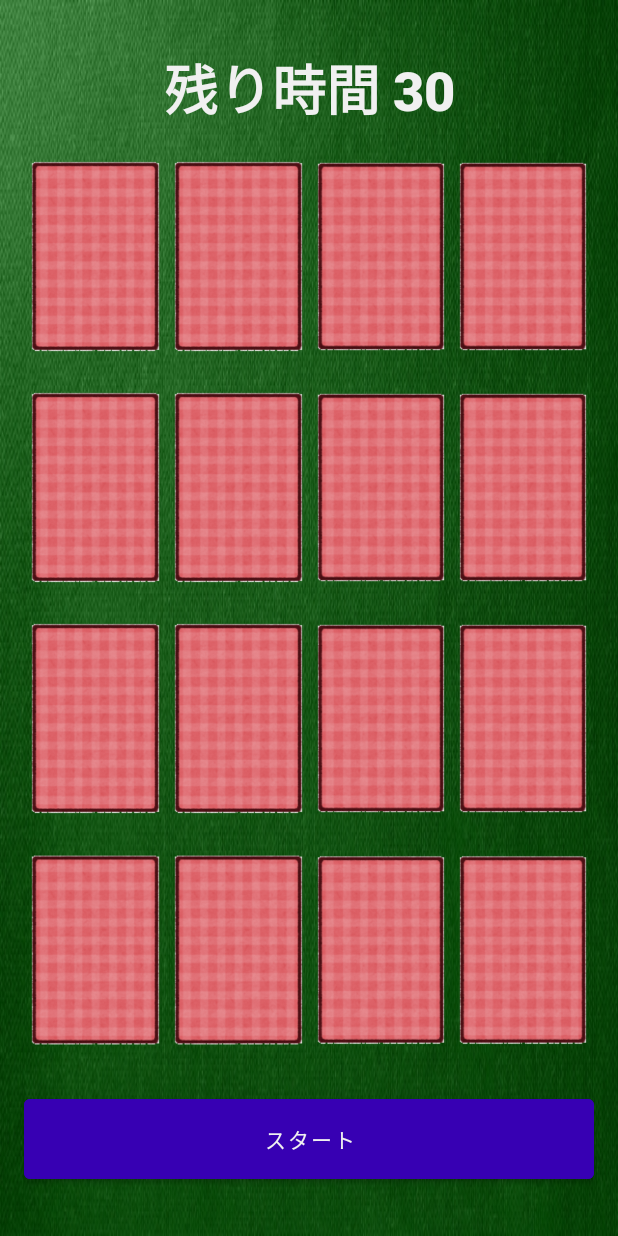
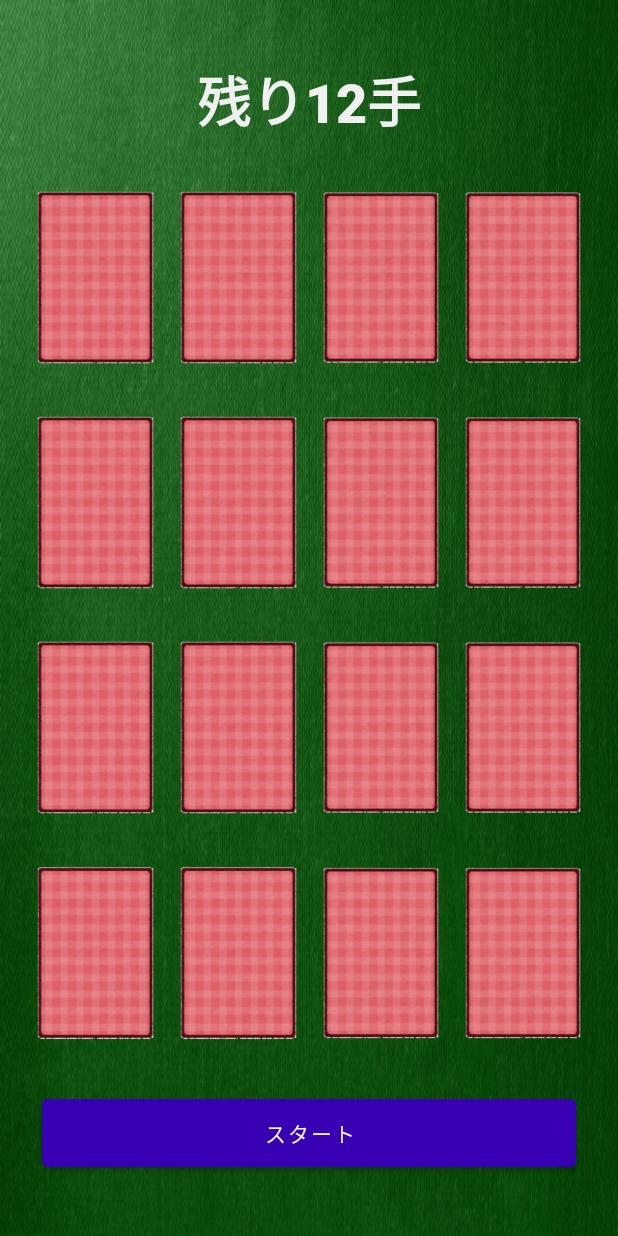
Before and after one commit to Kaito-Dogi/LA_Android_Theme02, an Android app: the screen it shows after launch (MainActivity), on a phone screen of 412 x 824 dp. Run offline under Robolectric (Android 15) with nearby library versions, the phone set to English and light mode, and no system bars.

Commit message:
回数制限に変更。

```diff
--- a/app/src/main/java/app/doggy/memorygame/MainActivity.kt
+++ b/app/src/main/java/app/doggy/memorygame/MainActivity.kt
@@ -11,14 +11,20 @@ import kotlinx.android.synthetic.main.activity_main.*
 
 class MainActivity : AppCompatActivity() {
 
+    companion object {
+
+        //残り手数の定数。
+        private const val HAND_LIMIT = 12
+    }
+
     //何枚カードをめくったか数える変数。
     var turnUpCount = 0
     //揃えたペア数を数える変数。
     var pairCount = 0
     //ゲーム中かどうかを管理する変数。
     var isPlaying = 0
-    //残り時間のセット。
-    var second = 30
+    //残り手数のセット。
+    var handLimit = HAND_LIMIT
 
     //めくったカードの場所を記録する配列。
     val memoryPosition: Array<Int> = arrayOf(-1, -1)
@@ -28,6 +34,9 @@ class MainActivity : AppCompatActivity() {
     override fun onCreate(savedInstanceState: Bundle?) {
         super.onCreate(savedInstanceState)
         setContentView(R.layout.activity_main)
+
+        //初期手数を表示する。
+        textView.text = "残り${handLimit}手"
 
         //カードの番号の配列。
         val cardNums: Array<Int> = arrayOf(1, 1, 2, 2, 3, 3, 4, 4, 5, 5, 6, 6, 7, 7, 8, 8)
@@ -70,34 +79,6 @@ class MainActivity : AppCompatActivity() {
             MediaPlayer.create(applicationContext, R.raw.incorrect)
         )
 
-        //タイマーを設定する。
-        val timer: CountDownTimer = object : CountDownTimer(second*1000.toLong(), 1000) {
-
-            //タイマーが終了した時に呼ばれる。
-            override fun onFinish() {
-
-                //「もう一度」ボタンを表示。
-                changeButtonStatus("もう一度", true, "#3700B3", button)
-
-                //ゲームオーバーと表示。
-                textView.text = "GAME OVER !"
-
-                //初期状態に戻す。
-                allReset()
-            }
-
-            //カウントダウンされる毎に呼び出される。
-            override fun onTick(p0: Long) {
-
-                //残り時間を1秒減らす。
-                second -= 1
-
-                //残り時間を表示する。
-                textView.text = "残り時間 $second"
-
-            }
-        }
-
         button.setOnClickListener {
 
             when(isPlaying) {
@@ -110,14 +91,14 @@ class MainActivity : AppCompatActivity() {
                         imageViews[i].isEnabled = true
                     }
 
+                    //初期手数を表示する。
+                    textView.text = "残り${handLimit}手"
+
                     //カードの番号をシャッフルする。
                     cardNums.shuffle()
 
                     //裏返すボタンを押せなくする。
                     changeButtonStatus("裏返す", true, "#585858", button)
-
-                    //タイマーを開始する。
-                    timer.start()
 
                     //プレイ中。
                     isPlaying = 1
@@ -190,6 +171,12 @@ class MainActivity : AppCompatActivity() {
                                 8 -> imageViews[i].setImageResource(cardImages[7])
                             }
 
+                            //手数を減らす。
+                            handLimit -= 1
+
+                            //残り手数を表示する。
+                            textView.text = "残り${handLimit}手"
+
                             //カードを押せなくする。
                             imageViews[i].isEnabled = false
 
@@ -207,14 +194,11 @@ class MainActivity : AppCompatActivity() {
 
                                 if (pairCount == 8) {
 
-                                    //タイマーを停止。
-                                    timer.cancel()
-
                                     //「もう一度」ボタンを押せるようにする。
                                     changeButtonStatus("もう一度", true, "#3700B3", button)
 
                                     //クリア画面の表示。
-                                    textView.text = "GAME CLEAR !"
+                                    textView.text = "ゲームクリア！"
 
                                     //初期状態に戻す。
                                     allReset()
@@ -226,6 +210,21 @@ class MainActivity : AppCompatActivity() {
                                 //正解の音声を流す。
                                 mediaPlayers[0].seekTo(0)
                                 mediaPlayers[0].start()
+
+                            } else if(handLimit == 0) {
+
+                                //不正解の音声を流す。
+                                mediaPlayers[1].seekTo(0)
+                                mediaPlayers[1].start()
+
+                                //「もう一度」ボタンを表示。
+                                changeButtonStatus("もう一度", true, "#3700B3", button)
+
+                                //ゲームオーバーと表示。
+                                textView.text = "ゲームオーバー！"
+
+                                //初期状態に戻す。
+                                allReset()
 
                             } else {
                                 //めくった枚数を更新。
@@ -257,8 +256,8 @@ class MainActivity : AppCompatActivity() {
         //プレイ終了。
         isPlaying = 0
 
-        //残り時間をリセット。
-        second = 30
+        //残り手数をリセット。
+        handLimit = HAND_LIMIT
 
         //めくったカードの情報をリセット。
         for (i in 0..1) {
--- a/app/src/main/res/layout/activity_main.xml
+++ b/app/src/main/res/layout/activity_main.xml
@@ -9,25 +9,17 @@
     android:padding="16dp"
     tools:context=".MainActivity">
 
-    <LinearLayout
+    <TextView
+        android:id="@+id/textView"
         android:layout_width="match_parent"
         android:layout_height="wrap_content"
-        android:orientation="horizontal">
-
-        <TextView
-            android:id="@+id/textView"
-            android:layout_width="0dp"
-            android:layout_height="wrap_content"
-            android:layout_marginTop="16dp"
-            android:layout_marginBottom="8dp"
-            android:layout_weight="1"
-            android:fontFamily="sans-serif-black"
-            android:gravity="center"
-            android:text="残り時間 30"
-            android:textColor="#F0F0F0"
-            android:textSize="36sp" />
-
-    </LinearLayout>
+        android:layout_marginTop="24dp"
+        android:layout_marginBottom="16dp"
+        android:fontFamily="sans-serif-black"
+        android:gravity="center"
+        android:text="残り12手"
+        android:textColor="#F0F0F0"
+        android:textSize="36sp" />
 
     <LinearLayout
         android:layout_width="match_parent"
@@ -40,7 +32,7 @@
             android:id="@+id/imageView1"
             android:layout_width="wrap_content"
             android:layout_height="wrap_content"
-            android:layout_margin="4dp"
+            android:layout_margin="8dp"
             android:layout_weight="1"
             android:scaleType="fitCenter"
             app:srcCompat="@drawable/back" />
@@ -49,7 +41,7 @@
             android:id="@+id/imageView2"
             android:layout_width="wrap_content"
             android:layout_height="wrap_content"
-            android:layout_margin="4dp"
+            android:layout_margin="8dp"
             android:layout_weight="1"
             android:scaleType="fitCenter"
             app:srcCompat="@drawable/back" />
@@ -58,7 +50,7 @@
             android:id="@+id/imageView3"
             android:layout_width="wrap_content"
             android:layout_height="wrap_content"
-            android:layout_margin="4dp"
+            android:layout_margin="8dp"
             android:layout_weight="1"
             android:scaleType="fitCenter"
             app:srcCompat="@drawable/back" />
@@ -67,7 +59,7 @@
             android:id="@+id/imageView4"
             android:layout_width="wrap_content"
             android:layout_height="wrap_content"
-            android:layout_margin="4dp"
+            android:layout_margin="8dp"
             android:layout_weight="1"
             android:scaleType="fitCenter"
             app:srcCompat="@drawable/back" />
@@ -84,7 +76,7 @@
             android:id="@+id/imageView5"
             android:layout_width="wrap_content"
             android:layout_height="wrap_content"
-            android:layout_margin="4dp"
+            android:layout_margin="8dp"
             android:layout_weight="1"
             android:scaleType="fitCenter"
             app:srcCompat="@drawable/back" />
@@ -93,7 +85,7 @@
             android:id="@+id/imageView6"
             android:layout_width="wrap_content"
             android:layout_height="wrap_content"
-            android:layout_margin="4dp"
+            android:layout_margin="8dp"
             android:layout_weight="1"
             android:scaleType="fitCenter"
             app:srcCompat="@drawable/back" />
@@ -102,7 +94,7 @@
             android:id="@+id/imageView7"
             android:layout_width="wrap_content"
             android:layout_height="wrap_content"
-            android:layout_margin="4dp"
+            android:layout_margin="8dp"
             android:layout_weight="1"
             android:scaleType="fitCenter"
             app:srcCompat="@drawable/back" />
@@ -111,7 +103,7 @@
             android:id="@+id/imageView8"
             android:layout_width="wrap_content"
             android:layout_height="wrap_content"
-            android:layout_margin="4dp"
+            android:layout_margin="8dp"
             android:layout_weight="1"
             android:scaleType="fitCenter"
             app:srcCompat="@drawable/back" />
@@ -128,7 +120,7 @@
             android:id="@+id/imageView9"
             android:layout_width="wrap_content"
             android:layout_height="wrap_content"
-            android:layout_margin="4dp"
+            android:layout_margin="8dp"
             android:layout_weight="1"
             android:scaleType="fitCenter"
             app:srcCompat="@drawable/back" />
@@ -137,7 +129,7 @@
             android:id="@+id/imageView10"
             android:layout_width="wrap_content"
             android:layout_height="wrap_content"
-            android:layout_margin="4dp"
+            android:layout_margin="8dp"
             android:layout_weight="1"
             android:scaleType="fitCenter"
             app:srcCompat="@drawable/back" />
@@ -146,7 +138,7 @@
             android:id="@+id/imageView11"
             android:layout_width="wrap_content"
             android:layout_height="wrap_content"
-            android:layout_margin="4dp"
+            android:layout_margin="8dp"
             android:layout_weight="1"
             android:scaleType="fitCenter"
             app:srcCompat="@drawable/back" />
@@ -155,7 +147,7 @@
             android:id="@+id/imageView12"
             android:layout_width="wrap_content"
             android:layout_height="wrap_content"
-            android:layout_margin="4dp"
+            android:layout_margin="8dp"
             android:layout_weight="1"
             android:scaleType="fitCenter"
             app:srcCompat="@drawable/back" />
@@ -172,7 +164,7 @@
             android:id="@+id/imageView13"
             android:layout_width="wrap_content"
             android:layout_height="wrap_content"
-            android:layout_margin="4dp"
+            android:layout_margin="8dp"
             android:layout_weight="1"
             android:scaleType="fitCenter"
             app:srcCompat="@drawable/back" />
@@ -181,7 +173,7 @@
             android:id="@+id/imageView14"
             android:layout_width="wrap_content"
             android:layout_height="wrap_content"
-            android:layout_margin="4dp"
+            android:layout_margin="8dp"
             android:layout_weight="1"
             android:scaleType="fitCenter"
             app:srcCompat="@drawable/back" />
@@ -190,7 +182,7 @@
             android:id="@+id/imageView15"
             android:layout_width="wrap_content"
             android:layout_height="wrap_content"
-            android:layout_margin="4dp"
+            android:layout_margin="8dp"
             android:layout_weight="1"
             android:scaleType="fitCenter"
             app:srcCompat="@drawable/back" />
@@ -199,7 +191,7 @@
             android:id="@+id/imageView16"
             android:layout_width="wrap_content"
             android:layout_height="wrap_content"
-            android:layout_margin="4dp"
+            android:layout_margin="8dp"
             android:layout_weight="1"
             android:scaleType="fitCenter"
             app:srcCompat="@drawable/back" />
@@ -209,10 +201,12 @@
         android:id="@+id/button"
         android:layout_width="match_parent"
         android:layout_height="wrap_content"
+        android:layout_marginLeft="12dp"
         android:layout_marginTop="16dp"
-        android:layout_marginBottom="16dp"
+        android:layout_marginRight="12dp"
+        android:layout_marginBottom="24dp"
         android:backgroundTint="#FF3700B3"
-        android:padding="16dp"
+        android:padding="12dp"
         android:text="スタート"
         android:textColor="#F0F0F0" />
 </LinearLayout>
--- a/app/src/main/res/mipmap-anydpi-v26/ic_launcher.xml
+++ b/app/src/main/res/mipmap-anydpi-v26/ic_launcher.xml
@@ -1,5 +1,5 @@
 <?xml version="1.0" encoding="utf-8"?>
 <adaptive-icon xmlns:android="http://schemas.android.com/apk/res/android">
-    <background android:drawable="@drawable/ic_launcher_background" />
-    <foreground android:drawable="@drawable/ic_launcher_foreground" />
+    <background android:drawable="@mipmap/ic_launcher_background"/>
+    <foreground android:drawable="@mipmap/ic_launcher_foreground"/>
 </adaptive-icon>
--- a/app/src/main/res/mipmap-anydpi-v26/ic_launcher_round.xml
+++ b/app/src/main/res/mipmap-anydpi-v26/ic_launcher_round.xml
@@ -1,5 +1,5 @@
 <?xml version="1.0" encoding="utf-8"?>
 <adaptive-icon xmlns:android="http://schemas.android.com/apk/res/android">
-    <background android:drawable="@drawable/ic_launcher_background" />
-    <foreground android:drawable="@drawable/ic_launcher_foreground" />
+    <background android:drawable="@mipmap/ic_launcher_background"/>
+    <foreground android:drawable="@mipmap/ic_launcher_foreground"/>
 </adaptive-icon>
--- a/app/src/main/res/values/strings.xml
+++ b/app/src/main/res/values/strings.xml
@@ -1,3 +1,4 @@
+<?xml version="1.0" encoding="utf-8"?>
 <resources>
     <string name="app_name">神経衰弱</string>
 </resources>
```
Also changed, not shown: app/src/main/res/mipmap-hdpi/ic_launcher.png, app/src/main/res/mipmap-hdpi/ic_launcher_round.png, app/src/main/res/mipmap-mdpi/ic_launcher.png, app/src/main/res/mipmap-mdpi/ic_launcher_round.png, app/src/main/res/mipmap-xhdpi/ic_launcher.png, app/src/main/res/mipmap-xhdpi/ic_launcher_round.png, app/src/main/res/mipmap-xxhdpi/ic_launcher.png, app/src/main/res/mipmap-xxhdpi/ic_launcher_round.png, app/src/main/res/mipmap-xxxhdpi/ic_launcher.png, app/src/main/res/mipmap-xxxhdpi/ic_launcher_round.png.
